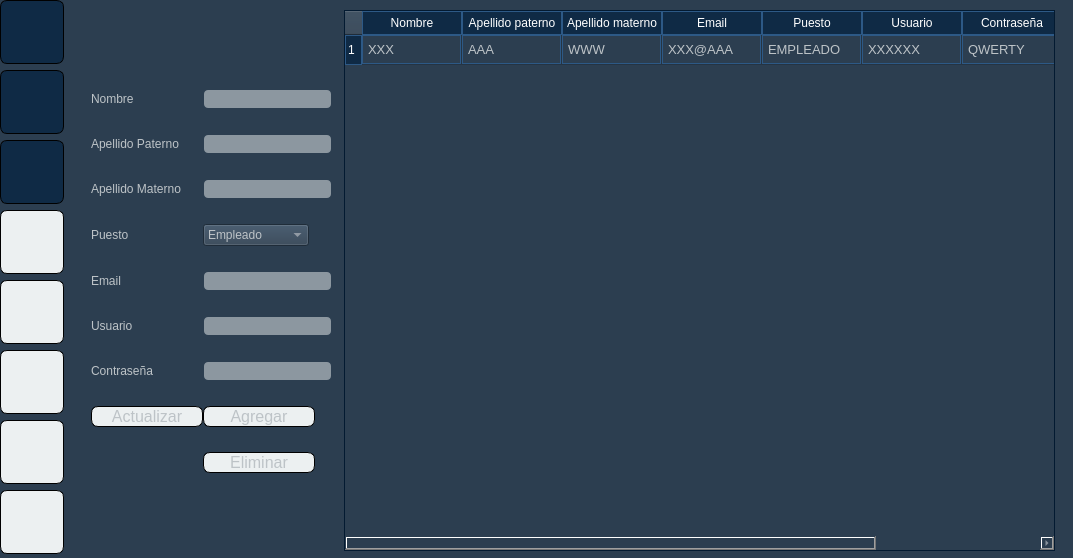
Above: HomePage.ui from Alan-Yehoshua/Ing_Soft_II-Constructora before the change. Below: the same form after it.
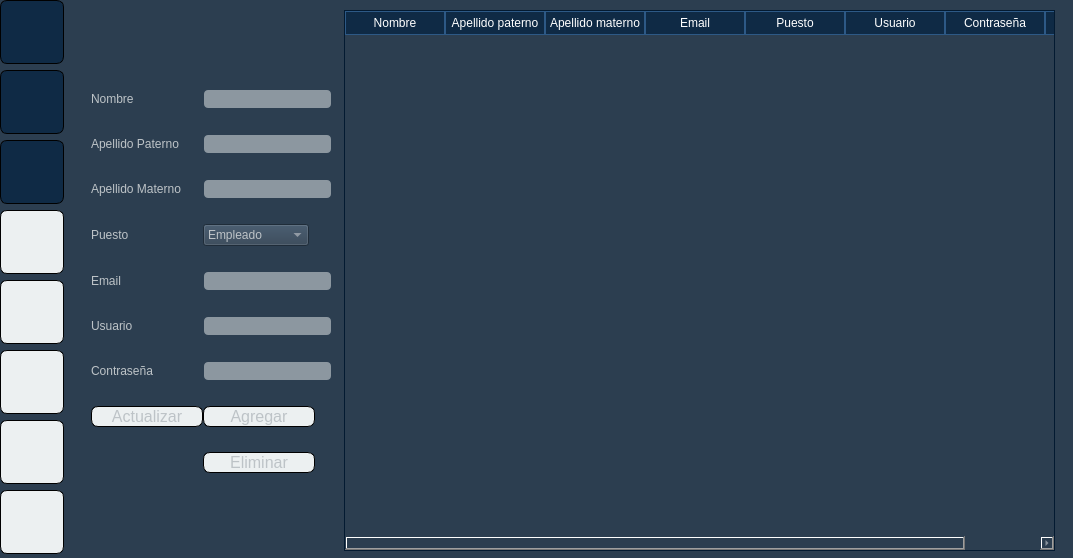
That is the form after the change. The open tabs and pages were chosen to show the change. Icons and pictures are not drawn.

```diff
--- a/HomePage.ui
+++ b/HomePage.ui
@@ -921,11 +921,6 @@
          <property name="sortingEnabled">
           <bool>true</bool>
          </property>
-         <row>
-          <property name="text">
-           <string>1</string>
-          </property>
-         </row>
          <column>
           <property name="text">
            <string>Nombre</string>
@@ -966,46 +961,6 @@
            <string>Obra</string>
           </property>
          </column>
-         <item row="0" column="0">
-          <property name="text">
-           <string>XXX</string>
-          </property>
-         </item>
-         <item row="0" column="1">
-          <property name="text">
-           <string>AAA</string>
-          </property>
-         </item>
-         <item row="0" column="2">
-          <property name="text">
-           <string>WWW</string>
-          </property>
-         </item>
-         <item row="0" column="3">
-          <property name="text">
-           <string>XXX@AAA</string>
-          </property>
-         </item>
-         <item row="0" column="4">
-          <property name="text">
-           <string>EMPLEADO</string>
-          </property>
-         </item>
-         <item row="0" column="5">
-          <property name="text">
-           <string>XXXXXX</string>
-          </property>
-         </item>
-         <item row="0" column="6">
-          <property name="text">
-           <string>QWERTY</string>
-          </property>
-         </item>
-         <item row="0" column="7">
-          <property name="text">
-           <string>Casa</string>
-          </property>
-         </item>
         </widget>
        </item>
       </layout>
```
Left out of the diff: 30 changed lines with no effect on the pictures.
